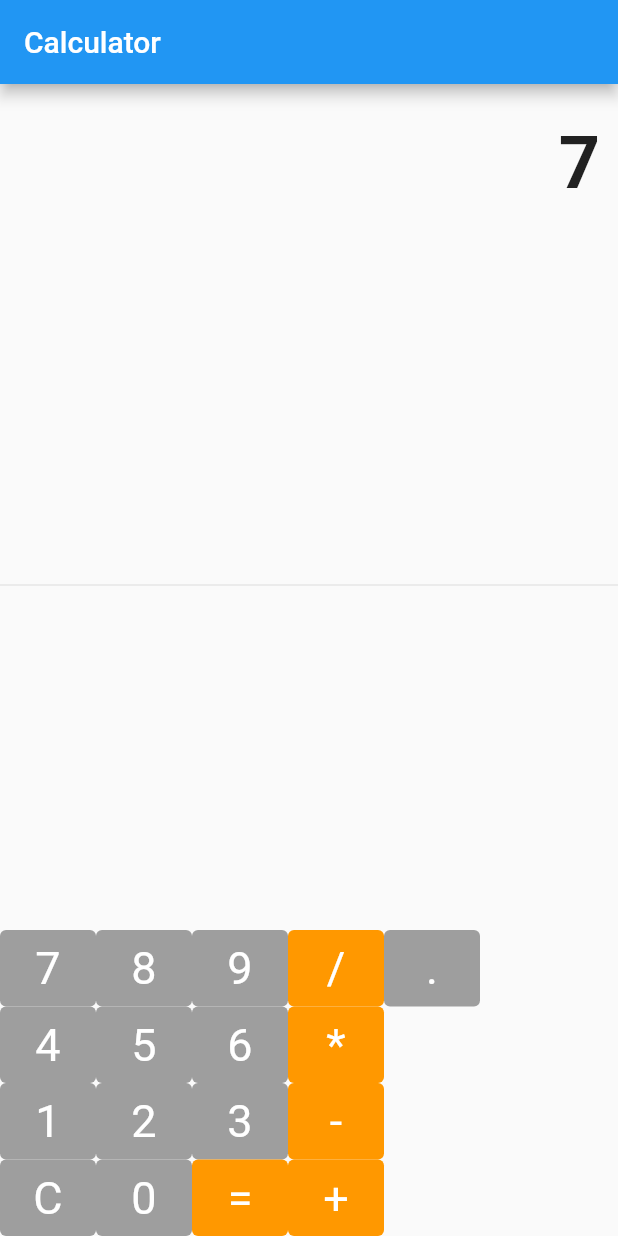
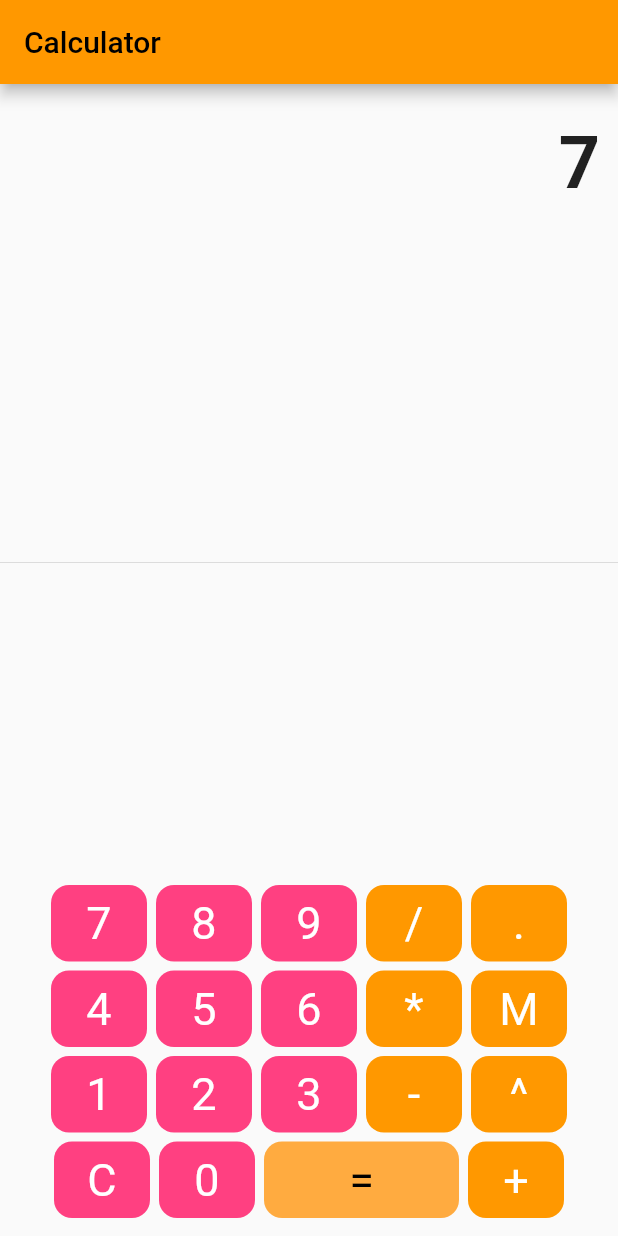
Before and after one commit to itcodehery/Flutter-CodeMaiden, a Flutter app: the screen it shows after launch, after a tap on an icon or button, on a phone screen of 412 x 824 dp. Run offline on Flutter 3.47's test engine with Material 2 defaults, Android fonts, the phone set to English and light mode, and no system bars.

Commit message:
Cleaned up the UI. Calculator is done.

```diff
--- a/calculator/lib/main.dart
+++ b/calculator/lib/main.dart
@@ -1,15 +1,17 @@
+import 'dart:math';
+
 import 'package:flutter/material.dart';
 
+//try keeping the code clean this time.
 void main() => runApp(const CalculatorApp());
 
 class CalculatorApp extends StatelessWidget {
   const CalculatorApp({super.key});
-
   @override
   Widget build(BuildContext context) {
     return MaterialApp(
-      title: 'Calculator',
-      theme: ThemeData(primarySwatch: Colors.blue),
+      title: 'Two Operand Calculator',
+      theme: ThemeData(primarySwatch: Colors.orange),
       home: const CalculatorScreen(),
     );
   }
@@ -40,7 +42,9 @@ class CalculatorScreenState extends State<CalculatorScreen> {
       } else if (buttonText == '+' ||
           buttonText == '-' ||
           buttonText == '*' ||
-          buttonText == '/') {
+          buttonText == '/' ||
+          buttonText == 'M' ||
+          buttonText == '^') {
         _num1 = double.parse(_output);
         _operator = buttonText;
         _output = '0';
@@ -63,6 +67,15 @@ class CalculatorScreenState extends State<CalculatorScreen> {
 
           case '/':
             _result = (_num1 / _num2).toString();
+            break;
+
+          case 'M':
+            _result = (_num1 % _num2).toString();
+            break;
+
+          case '^':
+            _result = pow(_num1, _num2).toString();
+            break;
         }
         _num1 = 0.0;
         _num2 = 0.0;
@@ -84,6 +97,11 @@ class CalculatorScreenState extends State<CalculatorScreen> {
         onPressed: () => _buttonPressed(buttonText),
         style: ButtonStyle(
           backgroundColor: MaterialStateProperty.all(buttonColor),
+          shape: MaterialStateProperty.all<RoundedRectangleBorder>(
+            RoundedRectangleBorder(
+                borderRadius: BorderRadius.circular(12.0),
+                side: const BorderSide(color: Colors.transparent)),
+          ),
         ),
         child: Text(
           buttonText,
@@ -93,6 +111,31 @@ class CalculatorScreenState extends State<CalculatorScreen> {
             color: Colors.white,
           ),
         ));
+  }
+
+  Widget _buildEqualsButton(
+      String buttonText, Color buttonColor, double buttonHeight) {
+    return SizedBox(
+      width: 130,
+      child: TextButton(
+          onPressed: () => _buttonPressed(buttonText),
+          style: ButtonStyle(
+            backgroundColor: MaterialStateProperty.all(buttonColor),
+            shape: MaterialStateProperty.all<RoundedRectangleBorder>(
+              RoundedRectangleBorder(
+                  borderRadius: BorderRadius.circular(12.0),
+                  side: const BorderSide(color: Colors.transparent)),
+            ),
+          ),
+          child: Text(
+            buttonText,
+            style: const TextStyle(
+              fontSize: 30.0,
+              fontWeight: FontWeight.normal,
+              color: Colors.black,
+            ),
+          )),
+    );
   }
 
   @override
@@ -115,42 +158,104 @@ class CalculatorScreenState extends State<CalculatorScreen> {
             child: Divider(), //Expands the divider when numbers are big
           ),
           Column(
+            mainAxisAlignment: MainAxisAlignment.spaceBetween,
             children: [
               Row(
+                mainAxisAlignment: MainAxisAlignment.center,
                 children: [
-                  _buildButton('7', Colors.grey, 1),
-                  _buildButton('8', Colors.grey, 1),
-                  _buildButton('9', Colors.grey, 1),
+                  _buildButton('7', Colors.pinkAccent, 1),
+                  const SizedBox(
+                    width: 6,
+                  ),
+                  _buildButton('8', Colors.pinkAccent, 1),
+                  const SizedBox(
+                    width: 6,
+                  ),
+                  _buildButton('9', Colors.pinkAccent, 1),
+                  const SizedBox(
+                    width: 6,
+                  ),
                   _buildButton('/', Colors.orange, 1),
-                  _buildButton('.', Colors.grey, 1),
+                  const SizedBox(
+                    width: 6,
+                  ),
+                  _buildButton('.', Colors.orange, 1),
                 ],
               ),
+              const SizedBox(
+                height: 6,
+              ),
               Row(
+                mainAxisAlignment: MainAxisAlignment.center,
                 children: [
-                  _buildButton('4', Colors.grey, 1),
-                  _buildButton('5', Colors.grey, 1),
-                  _buildButton('6', Colors.grey, 1),
+                  _buildButton('4', Colors.pinkAccent, 1),
+                  const SizedBox(
+                    width: 6,
+                  ),
+                  _buildButton('5', Colors.pinkAccent, 1),
+                  const SizedBox(
+                    width: 6,
+                  ),
+                  _buildButton('6', Colors.pinkAccent, 1),
+                  const SizedBox(
+                    width: 6,
+                  ),
                   _buildButton('*', Colors.orange, 1),
+                  const SizedBox(
+                    width: 6,
+                  ),
+                  _buildButton('M', Colors.orange, 1),
                 ],
               ),
+              const SizedBox(
+                height: 6,
+              ),
               Row(
+                mainAxisAlignment: MainAxisAlignment.center,
                 children: [
-                  _buildButton('1', Colors.grey, 1),
-                  _buildButton('2', Colors.grey, 1),
-                  _buildButton('3', Colors.grey, 1),
+                  _buildButton('1', Colors.pinkAccent, 1),
+                  const SizedBox(
+                    width: 6,
+                  ),
+                  _buildButton('2', Colors.pinkAccent, 1),
+                  const SizedBox(
+                    width: 6,
+                  ),
+                  _buildButton('3', Colors.pinkAccent, 1),
+                  const SizedBox(
+                    width: 6,
+                  ),
                   _buildButton('-', Colors.orange, 1),
+                  const SizedBox(
+                    width: 6,
+                  ),
+                  _buildButton('^', Colors.orange, 1)
                 ],
               ),
+              const SizedBox(
+                height: 6,
+              ),
               Row(
+                mainAxisAlignment: MainAxisAlignment.center,
                 children: [
-                  _buildButton('C', Colors.grey, 1),
-                  _buildButton('0', Colors.grey, 1),
-                  _buildButton('=', Colors.orange, 1),
+                  _buildButton('C', Colors.pinkAccent, 1),
+                  const SizedBox(
+                    width: 6,
+                  ),
+                  _buildButton('0', Colors.pinkAccent, 1),
+                  const SizedBox(
+                    width: 6,
+                  ),
+                  _buildEqualsButton('=', Colors.orangeAccent, 1),
+                  const SizedBox(
+                    width: 6,
+                  ),
                   _buildButton('+', Colors.orange, 1),
                 ],
               ),
             ],
           ),
+          const Padding(padding: EdgeInsets.all(6)),
         ],
       ),
     );
```
